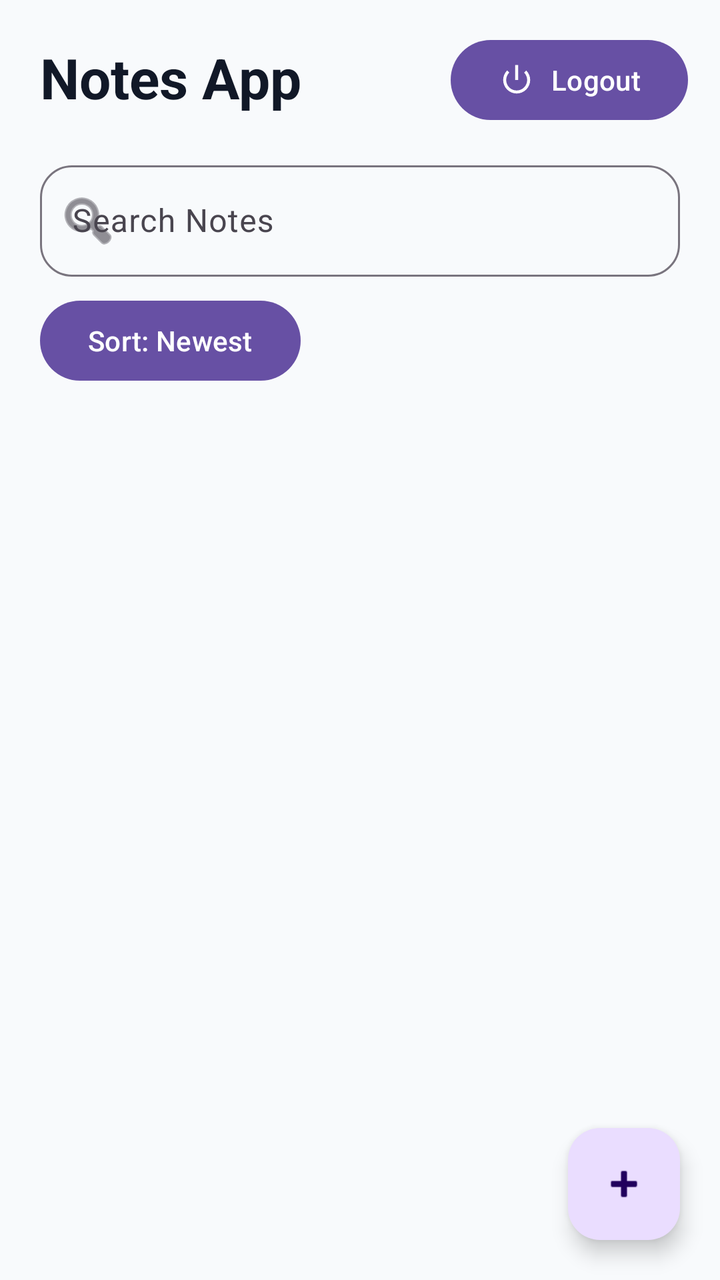
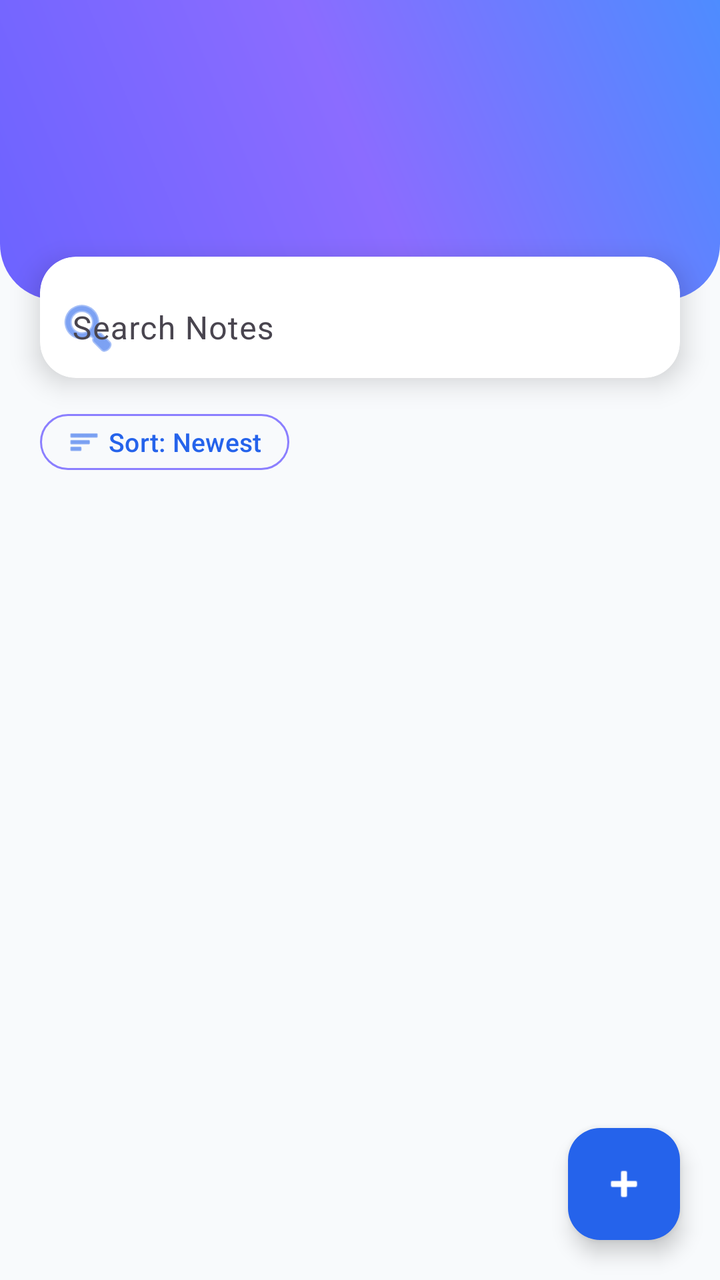

An Android layout rendered at two revisions. The XML below is the earlier revision; the diff shows what the commit changed to produce the second picture.
<!-- AndroidManifest.xml: application theme Theme.NotesApp -->
<!-- res/layout/activity_home.xml -->
<?xml version="1.0" encoding="utf-8"?>
<androidx.constraintlayout.widget.ConstraintLayout xmlns:android="http://schemas.android.com/apk/res/android"
    xmlns:app="http://schemas.android.com/apk/res-auto"
    xmlns:tools="http://schemas.android.com/tools"
    android:id="@+id/main"
    android:layout_width="match_parent"
    android:layout_height="match_parent"
    tools:context=".ui.home.HomeActivity"
    android:background="@color/background">

    <TextView
        android:id="@+id/tvTitle"
        android:layout_width="wrap_content"
        android:layout_height="wrap_content"
        android:text="Notes App"
        android:textStyle="bold"
        android:textSize="28sp"
        android:textColor="@color/text_primary"
        android:layout_marginStart="20dp"
        android:layout_marginTop="20dp"
        app:layout_constraintTop_toTopOf="parent"
        app:layout_constraintStart_toStartOf="parent"/>

    <com.google.android.material.button.MaterialButton
        android:id="@+id/logoutButton"
        android:layout_width="wrap_content"
        android:layout_height="wrap_content"
        android:layout_marginTop="16dp"
        android:layout_marginEnd="16dp"
        android:text="Logout"
        app:icon="@android:drawable/ic_lock_power_off"
        app:layout_constraintTop_toTopOf="parent"
        app:layout_constraintEnd_toEndOf="parent"/>

    <com.google.android.material.textfield.TextInputLayout
        android:id="@+id/searchLayout"
        android:layout_width="0dp"
        android:layout_height="wrap_content"
        style="@style/Widget.Material3.TextInputLayout.OutlinedBox"
        android:layout_marginHorizontal="20dp"
        android:layout_marginTop="20dp"
        android:hint="Search Notes"
        app:startIconDrawable="@android:drawable/ic_menu_search"
        app:boxCornerRadiusTopStart="16dp"
        app:boxCornerRadiusTopEnd="16dp"
        app:boxCornerRadiusBottomStart="16dp"
        app:boxCornerRadiusBottomEnd="16dp"
        app:layout_constraintTop_toBottomOf="@id/tvTitle"
        app:layout_constraintStart_toStartOf="parent"
        app:layout_constraintEnd_toEndOf="parent">

        <com.google.android.material.textfield.TextInputEditText
            android:id="@+id/searchEditText"
            android:layout_width="match_parent"
            android:layout_height="wrap_content"
            android:imeOptions="actionSearch"
            android:inputType="text"/>
    </com.google.android.material.textfield.TextInputLayout>

    <com.google.android.material.button.MaterialButton
        android:id="@+id/sortButton"
        android:layout_width="wrap_content"
        android:layout_height="wrap_content"
        android:layout_marginStart="20dp"
        android:layout_marginTop="8dp"
        android:text="Sort: Newest"
        app:layout_constraintTop_toBottomOf="@id/searchLayout"
        app:layout_constraintStart_toStartOf="parent" />

    <androidx.recyclerview.widget.RecyclerView
        android:id="@+id/rvNotes"
        android:layout_width="0dp"
        android:layout_height="0dp"
        android:layout_marginTop="16dp"
        android:layout_marginHorizontal="16dp"
        android:clipToPadding="false"
        android:paddingBottom="90dp"
        app:layout_constraintTop_toBottomOf="@id/sortButton"
        app:layout_constraintBottom_toBottomOf="parent"
        app:layout_constraintStart_toStartOf="parent"
        app:layout_constraintEnd_toEndOf="parent"/>

    <com.google.android.material.floatingactionbutton.FloatingActionButton
        android:id="@+id/fabAddNote"
        android:layout_width="wrap_content"
        android:layout_height="wrap_content"
        android:layout_margin="20dp"
        android:contentDescription="Add Note"
        android:src="@android:drawable/ic_input_add"
        app:layout_constraintBottom_toBottomOf="parent"
        app:layout_constraintEnd_toEndOf="parent"/>

</androidx.constraintlayout.widget.ConstraintLayout>
<!-- resources referenced by this layout -->
<resources>
  <color name="background">#F8FAFC</color>
  <color name="text_primary">#111827</color>
  <style name="Theme.NotesApp" parent="Base.Theme.NotesApp" />
  <style name="Base.Theme.NotesApp" parent="Theme.Material3.DayNight.NoActionBar">
      </style>
</resources>

<!-- the commit's change to res/layout/activity_home.xml (unified diff, before → after) -->
@@ -5,89 +5,278 @@
     android:id="@+id/main"
     android:layout_width="match_parent"
     android:layout_height="match_parent"
-    tools:context=".ui.home.HomeActivity"
-    android:background="@color/background">
-
-    <TextView
-        android:id="@+id/tvTitle"
-        android:layout_width="wrap_content"
+    android:background="@color/background"
+    tools:context=".ui.home.HomeActivity">
+
+    
+    <View
+        android:id="@+id/homeHeaderBg"
+        android:layout_width="0dp"
+        android:layout_height="150dp"
+        android:background="@drawable/bg_header_gradient"
+        android:importantForAccessibility="no"
+        app:layout_constraintEnd_toEndOf="parent"
+        app:layout_constraintStart_toStartOf="parent"
+        app:layout_constraintTop_toTopOf="parent" />
+
+    <androidx.constraintlayout.widget.ConstraintLayout
+        android:id="@+id/headerContentContainer"
+        android:layout_width="0dp"
+        android:layout_height="0dp"
+        android:layoutAnimation="@anim/layout_anim_header_controller"
+        app:layout_constraintBottom_toBottomOf="@id/homeHeaderBg"
+        app:layout_constraintEnd_toEndOf="parent"
+        app:layout_constraintStart_toStartOf="parent"
+        app:layout_constraintTop_toTopOf="parent">
+
+        
+        <LinearLayout
+            android:id="@+id/titleContainer"
+            android:layout_width="wrap_content"
+            android:layout_height="wrap_content"
+            android:layout_marginStart="20dp"
+            android:gravity="center_vertical"
+            android:orientation="horizontal"
+            app:layout_constraintBottom_toBottomOf="@id/accountButton"
+            app:layout_constraintStart_toStartOf="parent"
+            app:layout_constraintTop_toTopOf="@id/accountButton">
+
+            <View
+                android:id="@+id/titleAccentDot"
+                android:layout_width="8dp"
+                android:layout_height="8dp"
+                android:layout_marginEnd="8dp"
+                android:background="@drawable/dot_accent"
+                android:importantForAccessibility="no" />
+
+            <TextView
+                android:id="@+id/tvTitle"
+                android:layout_width="wrap_content"
+                android:layout_height="wrap_content"
+                android:fontFamily="sans-serif-medium"
+                android:letterSpacing="0.02"
+                android:text="Notes App"
+                android:textColor="@color/white"
+                android:textSize="26sp"
+                android:textStyle="bold" />
+
+        </LinearLayout>
+
+        
+        <com.google.android.material.button.MaterialButton
+            android:id="@+id/logoutButton"
+            style="@style/Widget.Material3.Button.IconButton"
+            android:layout_width="44dp"
+            android:layout_height="44dp"
+            android:layout_marginEnd="8dp"
+            android:insetLeft="0dp"
+            android:insetTop="0dp"
+            android:insetRight="0dp"
+            android:insetBottom="0dp"
+            android:text=""
+            app:icon="@android:drawable/ic_lock_power_off"
+            app:iconGravity="textStart"
+            app:iconPadding="0dp"
+            app:iconTint="@color/white"
+            app:layout_constraintBottom_toBottomOf="@id/accountButton"
+            app:layout_constraintEnd_toStartOf="@id/accountButton"
+            app:layout_constraintTop_toTopOf="@id/accountButton" />
+
+        
+        <com.google.android.material.card.MaterialCardView
+            android:id="@+id/accountButton"
+            android:layout_width="44dp"
+            android:layout_height="44dp"
+            android:layout_marginTop="18dp"
+            android:layout_marginEnd="20dp"
+            android:checkable="false"
+            android:clickable="true"
+            android:focusable="true"
+            app:cardBackgroundColor="@color/white"
+            app:cardCornerRadius="22dp"
+            app:cardElevation="4dp"
+            app:rippleColor="@color/primary_light"
+            app:strokeWidth="0dp"
+            app:layout_constraintEnd_toEndOf="parent"
+            app:layout_constraintTop_toTopOf="parent">
+
+            
+            <ImageView
+                android:id="@+id/ivAccountIcon"
+                android:layout_width="24dp"
+                android:layout_height="24dp"
+                android:layout_gravity="center"
+                android:contentDescription="Account"
+                android:src="@drawable/ic_person"
+                app:tint="@color/primary" />
+
+            
+            <View
+                android:id="@+id/accountStatusDot"
+                android:layout_width="10dp"
+                android:layout_height="10dp"
+                android:layout_gravity="bottom|end"
+                android:background="@drawable/dot_accent"
+                android:importantForAccessibility="no" />
+
+        </com.google.android.material.card.MaterialCardView>
+
+    </androidx.constraintlayout.widget.ConstraintLayout>
+
+    
+    <com.google.android.material.card.MaterialCardView
+        android:id="@+id/searchCard"
+        android:layout_width="0dp"
         android:layout_height="wrap_content"
-        android:text="Notes App"
-        android:textStyle="bold"
-        android:textSize="28sp"
-        android:textColor="@color/text_primary"
         android:layout_marginStart="20dp"
-        android:layout_marginTop="20dp"
-        app:layout_constraintTop_toTopOf="parent"
-        app:layout_constraintStart_toStartOf="parent"/>
-
-    <com.google.android.material.button.MaterialButton
-        android:id="@+id/logoutButton"
-        android:layout_width="wrap_content"
-        android:layout_height="wrap_content"
-        android:layout_marginTop="16dp"
-        android:layout_marginEnd="16dp"
-        android:text="Logout"
-        app:icon="@android:drawable/ic_lock_power_off"
-        app:layout_constraintTop_toTopOf="parent"
-        app:layout_constraintEnd_toEndOf="parent"/>
-
-    <com.google.android.material.textfield.TextInputLayout
-        android:id="@+id/searchLayout"
-        android:layout_width="0dp"
-        android:layout_height="wrap_content"
-        style="@style/Widget.Material3.TextInputLayout.OutlinedBox"
-        android:layout_marginHorizontal="20dp"
-        android:layout_marginTop="20dp"
-        android:hint="Search Notes"
-        app:startIconDrawable="@android:drawable/ic_menu_search"
-        app:boxCornerRadiusTopStart="16dp"
-        app:boxCornerRadiusTopEnd="16dp"
-        app:boxCornerRadiusBottomStart="16dp"
-        app:boxCornerRadiusBottomEnd="16dp"
-        app:layout_constraintTop_toBottomOf="@id/tvTitle"
-        app:layout_constraintStart_toStartOf="parent"
-        app:layout_constraintEnd_toEndOf="parent">
-
-        <com.google.android.material.textfield.TextInputEditText
-            android:id="@+id/searchEditText"
+        android:layout_marginTop="-22dp"
+        android:layout_marginEnd="20dp"
+        app:cardBackgroundColor="@color/white"
+        app:cardCornerRadius="18dp"
+        app:cardElevation="8dp"
+        app:strokeWidth="0dp"
+        app:layout_constraintEnd_toEndOf="parent"
+        app:layout_constraintStart_toStartOf="parent"
+        app:layout_constraintTop_toBottomOf="@id/homeHeaderBg">
+
+        <com.google.android.material.textfield.TextInputLayout
+            android:id="@+id/searchLayout"
+            style="@style/Widget.Material3.TextInputLayout.OutlinedBox"
             android:layout_width="match_parent"
             android:layout_height="wrap_content"
-            android:imeOptions="actionSearch"
-            android:inputType="text"/>
-    </com.google.android.material.textfield.TextInputLayout>
-
+            android:hint="Search Notes"
+            app:boxBackgroundMode="none"
+            app:boxStrokeWidth="0dp"
+            app:boxStrokeWidthFocused="0dp"
+            app:startIconDrawable="@android:drawable/ic_menu_search"
+            app:startIconTint="@color/primary">
+
+            <com.google.android.material.textfield.TextInputEditText
+                android:id="@+id/searchEditText"
+                android:layout_width="match_parent"
+                android:layout_height="wrap_content"
+                android:imeOptions="actionSearch"
+                android:inputType="text"
+                android:paddingTop="14dp"
+                android:paddingBottom="14dp"
+                android:textColor="@color/text_primary" />
+
+        </com.google.android.material.textfield.TextInputLayout>
+
+    </com.google.android.material.card.MaterialCardView>
+
+    
     <com.google.android.material.button.MaterialButton
         android:id="@+id/sortButton"
+        style="@style/Widget.Material3.Button.OutlinedButton"
         android:layout_width="wrap_content"
-        android:layout_height="wrap_content"
+        android:layout_height="36dp"
         android:layout_marginStart="20dp"
-        android:layout_marginTop="8dp"
+        android:layout_marginTop="14dp"
+        android:minWidth="0dp"
+        android:minHeight="0dp"
+        android:paddingStart="14dp"
+        android:paddingTop="0dp"
+        android:paddingEnd="14dp"
+        android:paddingBottom="0dp"
         android:text="Sort: Newest"
-        app:layout_constraintTop_toBottomOf="@id/searchLayout"
-        app:layout_constraintStart_toStartOf="parent" />
-
+        android:textAllCaps="false"
+        android:textColor="@color/primary"
+        android:textSize="13sp"
+        app:cornerRadius="18dp"
+        app:icon="@android:drawable/ic_menu_sort_by_size"
+        app:iconGravity="textStart"
+        app:iconSize="16dp"
+        app:iconTint="@color/primary"
+        app:strokeColor="@color/primary_light"
+        app:layout_constraintStart_toStartOf="parent"
+        app:layout_constraintTop_toBottomOf="@id/searchCard" />
+
+    
     <androidx.recyclerview.widget.RecyclerView
         android:id="@+id/rvNotes"
         android:layout_width="0dp"
         android:layout_height="0dp"
-        android:layout_marginTop="16dp"
-        android:layout_marginHorizontal="16dp"
+        android:layout_marginTop="14dp"
+        android:layout_marginHorizontal="12dp"
         android:clipToPadding="false"
+        android:layoutAnimation="@anim/rv_layout_animation_notes"
+        android:paddingHorizontal="4dp"
         android:paddingBottom="90dp"
-        app:layout_constraintTop_toBottomOf="@id/sortButton"
+        app:layoutManager="androidx.recyclerview.widget.StaggeredGridLayoutManager"
+        app:spanCount="2"
         app:layout_constraintBottom_toBottomOf="parent"
-        app:layout_constraintStart_toStartOf="parent"
-        app:layout_constraintEnd_toEndOf="parent"/>
-
+        app:layout_constraintEnd_toEndOf="parent"
+        app:layout_constraintStart_toStartOf="parent"
+        app:layout_constraintTop_toBottomOf="@id/sortButton" />
+
+    
+    <androidx.constraintlayout.widget.ConstraintLayout
+        android:id="@+id/emptyStateContainer"
+        android:layout_width="0dp"
+        android:layout_height="0dp"
+        android:visibility="gone"
+        app:layout_constraintBottom_toBottomOf="@id/rvNotes"
+        app:layout_constraintEnd_toEndOf="@id/rvNotes"
+        app:layout_constraintStart_toStartOf="@id/rvNotes"
+        app:layout_constraintTop_toTopOf="@id/rvNotes"
+        tools:visibility="visible">
+
+        <ImageView
+            android:id="@+id/ivEmptyState"
+            android:layout_width="72dp"
+            android:layout_height="72dp"
+            android:alpha="0.4"
+            android:contentDescription="No notes"
+            android:src="@android:drawable/ic_menu_edit"
+            app:tint="@color/text_hint"
+            app:layout_constraintBottom_toTopOf="@id/tvEmptyState"
+            app:layout_constraintEnd_toEndOf="parent"
+            app:layout_constraintStart_toStartOf="parent"
+            app:layout_constraintTop_toTopOf="parent"
+            app:layout_constraintVertical_chainStyle="packed" />
+
+        <TextView
+            android:id="@+id/tvEmptyState"
+            android:layout_width="wrap_content"
+            android:layout_height="wrap_content"
+            android:layout_marginTop="14dp"
+            android:text="No notes yet"
+            android:textColor="@color/text_secondary"
+            android:textSize="16sp"
+            android:textStyle="bold"
+            app:layout_constraintBottom_toTopOf="@id/tvEmptyStateSub"
+            app:layout_constraintEnd_toEndOf="parent"
+            app:layout_constraintStart_toStartOf="parent"
+            app:layout_constraintTop_toBottomOf="@id/ivEmptyState" />
+
+        <TextView
+            android:id="@+id/tvEmptyStateSub"
+            android:layout_width="wrap_content"
+            android:layout_height="wrap_content"
+            android:layout_marginTop="4dp"
+            android:text="Tap + to create your first note"
+            android:textColor="@color/text_hint"
+            android:textSize="13sp"
+            app:layout_constraintBottom_toBottomOf="parent"
+            app:layout_constraintEnd_toEndOf="parent"
+            app:layout_constraintStart_toStartOf="parent"
+            app:layout_constraintTop_toBottomOf="@id/tvEmptyState" />
+
+    </androidx.constraintlayout.widget.ConstraintLayout>
+
+    
     <com.google.android.material.floatingactionbutton.FloatingActionButton
         android:id="@+id/fabAddNote"
         android:layout_width="wrap_content"
         android:layout_height="wrap_content"
         android:layout_margin="20dp"
+        android:backgroundTint="@color/primary"
         android:contentDescription="Add Note"
         android:src="@android:drawable/ic_input_add"
         app:layout_constraintBottom_toBottomOf="parent"
-        app:layout_constraintEnd_toEndOf="parent"/>
+        app:layout_constraintEnd_toEndOf="parent"
+        app:rippleColor="@color/primary_dark"
+        app:tint="@color/white" />
 
 </androidx.constraintlayout.widget.ConstraintLayout>
<!-- resource entries referenced after the edit -->
@@ -1,7 +1,44 @@
 <!-- resources referenced by this layout -->
 <resources>
   <color name="background">#F8FAFC</color>
+  <color name="primary">#2563EB</color>
+  <color name="primary_dark">#1D4ED8</color>
+  <color name="primary_light">#8B7FFF</color>
+  <color name="text_hint">#9A97B5</color>
   <color name="text_primary">#111827</color>
+  <color name="text_secondary">#6B7280</color>
+  <color name="white">#FFFFFF</color>
+  <!-- drawable bg_header_gradient (drawable) -->
+  <?xml version="1.0" encoding="utf-8"?>
+  <shape xmlns:android="http://schemas.android.com/apk/res/android"
+      android:shape="rectangle">
+  
+      <gradient
+          android:angle="45"
+          android:startColor="#6C63FF"
+          android:centerColor="#8B6CFF"
+          android:endColor="#4E8CFF"
+          android:type="linear" />
+  
+      <corners
+          android:bottomLeftRadius="28dp"
+          android:bottomRightRadius="28dp" />
+  
+  </shape>
+  <!-- drawable dot_accent (drawable) -->
+  <?xml version="1.0" encoding="utf-8"?>
+  <shape xmlns:android="http://schemas.android.com/apk/res/android"
+      android:shape="oval">
+  
+      <solid android:color="#FFD54A" />
+  
+  </shape>
+  <!-- drawable ic_person (drawable) -->
+  <vector xmlns:android="http://schemas.android.com/apk/res/android" android:height="24dp" android:tint="#000000" android:viewportHeight="960" android:viewportWidth="960" android:width="24dp">
+        
+      <path android:fillColor="@android:color/white" android:pathData="M367,433Q320,386 320,320Q320,254 367,207Q414,160 480,160Q546,160 593,207Q640,254 640,320Q640,386 593,433Q546,480 480,480Q414,480 367,433ZM160,800L160,688Q160,654 177.5,625.5Q195,597 224,582Q286,551 350,535.5Q414,520 480,520Q546,520 610,535.5Q674,551 736,582Q765,597 782.5,625.5Q800,654 800,688L800,800L160,800ZM240,720L720,720L720,688Q720,677 714.5,668Q709,659 700,654Q646,627 591,613.5Q536,600 480,600Q424,600 369,613.5Q314,627 260,654Q251,659 245.5,668Q240,677 240,688L240,720ZM536.5,376.5Q560,353 560,320Q560,287 536.5,263.5Q513,240 480,240Q447,240 423.5,263.5Q400,287 400,320Q400,353 423.5,376.5Q447,400 480,400Q513,400 536.5,376.5ZM480,320Q480,320 480,320Q480,320 480,320Q480,320 480,320Q480,320 480,320Q480,320 480,320Q480,320 480,320Q480,320 480,320Q480,320 480,320ZM480,720L480,720Q480,720 480,720Q480,720 480,720Q480,720 480,720Q480,720 480,720Q480,720 480,720Q480,720 480,720Q480,720 480,720Q480,720 480,720L480,720Z"/>
+      
+  </vector>
   <style name="Theme.NotesApp" parent="Base.Theme.NotesApp" />
   <style name="Base.Theme.NotesApp" parent="Theme.Material3.DayNight.NoActionBar">
       </style>
